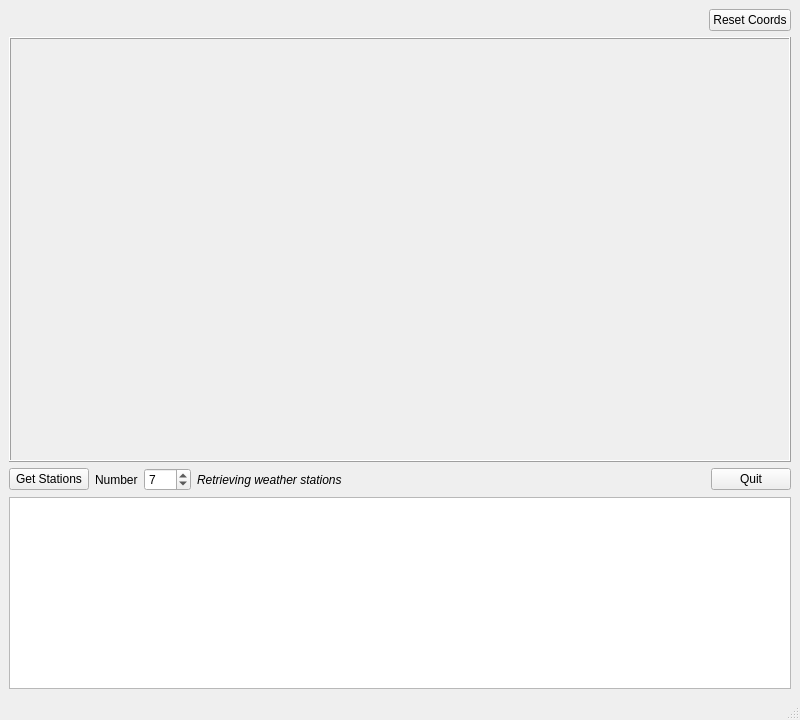
This is Qt/weatherstations/qtWeatherStations.ui in OpenGeoscience/vtkMap as Qt 5 draws it before an edit. The edited form follows.
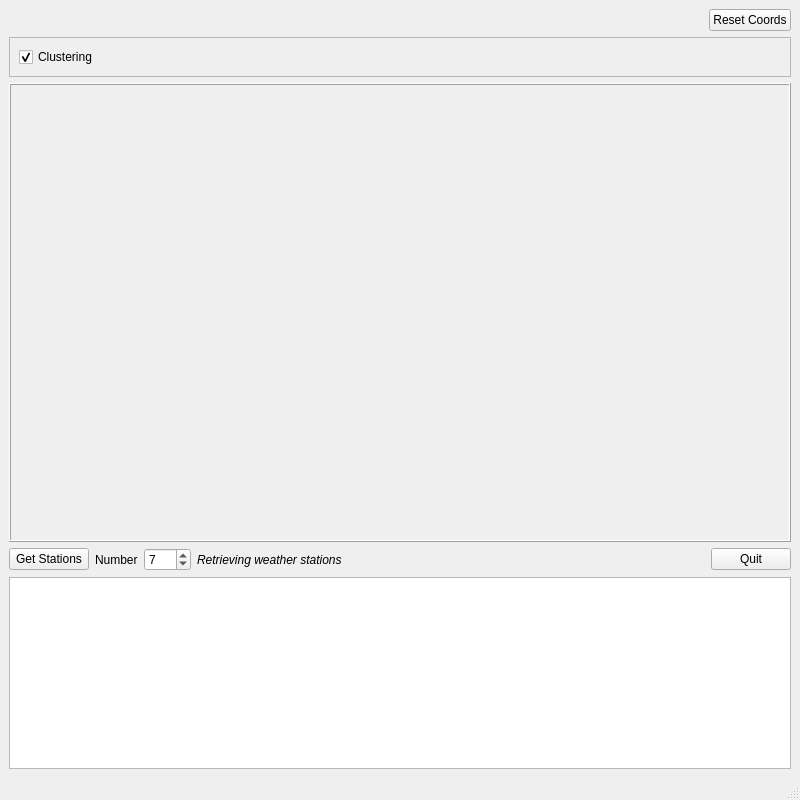
This is the edited form. Custom widgets are drawn as their Qt base class.

Commit message:
Make clustering support runtime changes
For now, always update clustering tree when makers added.
Update weather station app to demo the feature.

What changed in the file:
```diff
--- a/Qt/weatherstations/qtWeatherStations.ui
+++ b/Qt/weatherstations/qtWeatherStations.ui
@@ -7,7 +7,7 @@
     <x>0</x>
     <y>0</y>
     <width>800</width>
-    <height>720</height>
+    <height>800</height>
    </rect>
   </property>
   <property name="sizePolicy">
@@ -64,6 +64,47 @@
       </item>
      </layout>
     </item>
+    <item>
+     <widget class="QFrame" name="ClusterOptionsFrame">
+      <property name="minimumSize">
+       <size>
+        <width>0</width>
+        <height>0</height>
+       </size>
+      </property>
+      <property name="frameShape">
+       <enum>QFrame::StyledPanel</enum>
+      </property>
+      <property name="frameShadow">
+       <enum>QFrame::Raised</enum>
+      </property>
+      <layout class="QHBoxLayout" name="horizontalLayout_4">
+       <item>
+        <widget class="QCheckBox" name="ClusteringCheckbox">
+         <property name="text">
+          <string>Clustering</string>
+         </property>
+         <property name="checked">
+          <bool>true</bool>
+         </property>
+        </widget>
+       </item>
+       <item>
+        <spacer name="horizontalSpacer_2">
+         <property name="orientation">
+          <enum>Qt::Horizontal</enum>
+         </property>
+         <property name="sizeHint" stdset="0">
+          <size>
+           <width>40</width>
+           <height>20</height>
+          </size>
+         </property>
+        </spacer>
+       </item>
+      </layout>
+     </widget>
+    </item>
     <item>
      <widget class="QFrame" name="MapFrame">
       <property name="sizePolicy">
```
The commit also changes 3 other files.
